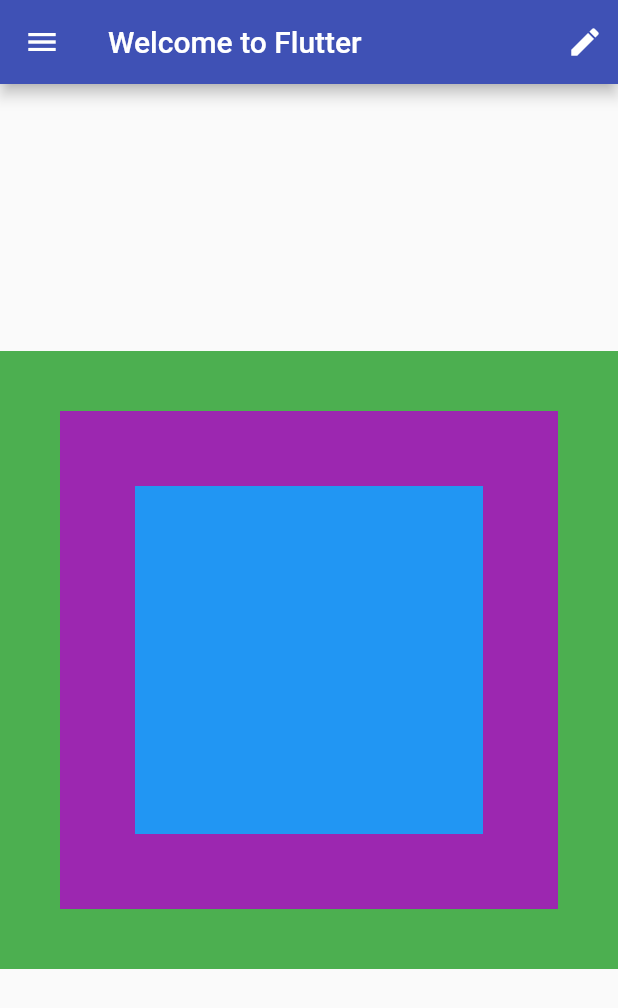
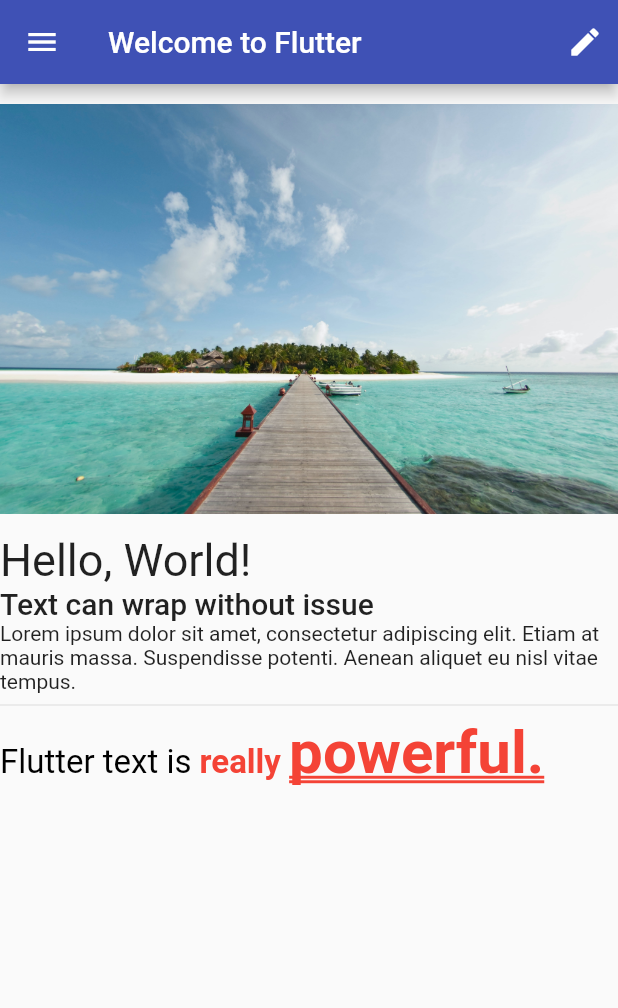
Before and after one commit to ningo-agilityio/lan-tran-flutter-training, a Flutter app: the screen it shows after launch, on a phone screen of 412 x 824 dp. Shown: the top 1008 px of the screen. Run offline on Flutter 3.47's test engine with Material 2 defaults, Android fonts, the phone set to English and light mode, and no system bars; our stand-ins replace google_fonts.

Commit message:
finished chapter03

```diff
--- a/flutter_layout/lib/basic_screen.dart
+++ b/flutter_layout/lib/basic_screen.dart
@@ -1,5 +1,6 @@
 import 'package:flutter/material.dart';
-import './immutable_widget.dart';
+// import './immutable_widget.dart';
+import 'text_layout.dart';
 
 class BasicScreen extends StatelessWidget {
   @override
@@ -7,7 +8,7 @@ class BasicScreen extends StatelessWidget {
     return Scaffold(
       appBar: AppBar(
         backgroundColor: Colors.indigo,
-        title: Text('Welcome to Flutter'),
+        title: const Text('Welcome to Flutter'),
         actions: const <Widget>[
           Padding(
             padding: EdgeInsets.all(10.0),
@@ -15,11 +16,16 @@ class BasicScreen extends StatelessWidget {
           )
         ],
       ),
-      body: Center(
-        child: AspectRatio(
-          aspectRatio: 1.0,
-          child: ImmutableWidget(),
-        ),
+      body: Column(
+        crossAxisAlignment: CrossAxisAlignment.start,
+        children: <Widget>[
+          Image.asset(
+            'assets/beach1.jpeg',
+            width: 500,
+            height: 300,
+          ),
+          TextLayout(),
+        ],
       ),
       drawer: Drawer(
         child: Container(
--- a/flutter_layout/lib/main.dart
+++ b/flutter_layout/lib/main.dart
@@ -5,17 +5,18 @@ import './basic_screen.dart';
 void main() => runApp(StaticApp());
 
 class StaticApp extends StatelessWidget {
+  @override
+  Widget build(BuildContext context) {
+    return MaterialApp(
+      // home: ImmutableWidget(),
+      home: BasicScreen(),
+    );
+  }
+
   // @override
   // Widget build(BuildContext context) {
   //   return MaterialApp(
-  //     home: ImmutableWidget(),
+  //     home: BasicScreen(),
   //   );
   // }
-
-  @override
-  Widget build(BuildContext context) {
-    return MaterialApp(
-      home: BasicScreen(),
-    );
-  }
 }
--- /dev/null
+++ b/flutter_layout/lib/text_layout.dart
@@ -0,0 +1,52 @@
+import 'package:flutter/material.dart';
+import 'package:google_fonts/google_fonts.dart';
+
+class TextLayout extends StatelessWidget {
+  const TextLayout({super.key});
+
+  @override
+  Widget build(BuildContext context) {
+    return Column(
+      crossAxisAlignment: CrossAxisAlignment.start,
+      children: <Widget>[
+        Text(
+          'Hello, World!',
+          style: GoogleFonts.leckerliOne(fontSize: 30),
+        ),
+        Text(
+          'Text can wrap without issue',
+          style: Theme.of(context).textTheme.headline6,
+        ),
+        //make sure the Text below is all in one line:
+        const Text(
+            'Lorem ipsum dolor sit amet, consectetur adipiscing elit. Etiam at mauris massa. Suspendisse potenti. Aenean aliquet eu nisl vitae tempus.'),
+        Divider(),
+        RichText(
+          text: const TextSpan(
+            text: 'Flutter text is ',
+            style: TextStyle(fontSize: 22, color: Colors.black),
+            children: <TextSpan>[
+              TextSpan(
+                text: 'really ',
+                style: TextStyle(
+                  fontWeight: FontWeight.bold,
+                  color: Colors.red,
+                ),
+                children: [
+                  TextSpan(
+                    text: 'powerful.',
+                    style: TextStyle(
+                      decoration: TextDecoration.underline,
+                      decorationStyle: TextDecorationStyle.double,
+                      fontSize: 40,
+                    ),
+                  ),
+                ],
+              ),
+            ],
+          ),
+        )
+      ],
+    );
+  }
+}
--- a/flutter_layout/pubspec.yaml
+++ b/flutter_layout/pubspec.yaml
@@ -30,6 +30,7 @@ environment:
 dependencies:
   flutter:
     sdk: flutter
+  google_fonts: ^2.0.0
 
 
   # The following adds the Cupertino Icons font to your application.
@@ -63,6 +64,10 @@ flutter:
   #   - images/a_dot_burr.jpeg
   #   - images/a_dot_ham.jpeg
 
+  # To add assets to your application, add an assets section, like this:
+  assets:
+    - assets/
+
   # An image asset can refer to one or more resolution-specific "variants", see
   # https://flutter.dev/assets-and-images/#resolution-aware
 
```
Also changed, not shown: flutter_layout/lib/immutable_widget.dart (+53 -9 lines), flutter_layout/assets/beach.jpeg (added), flutter_layout/assets/beach1.jpeg (added), flutter_layout/pubspec.lock, 48 other files.
